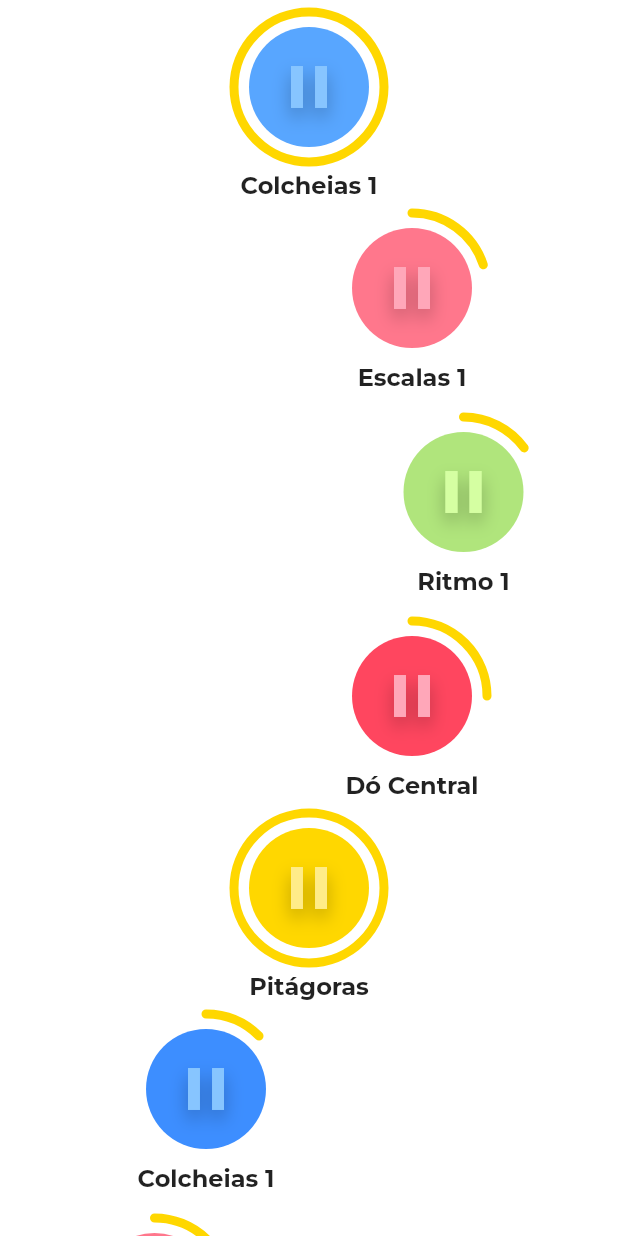
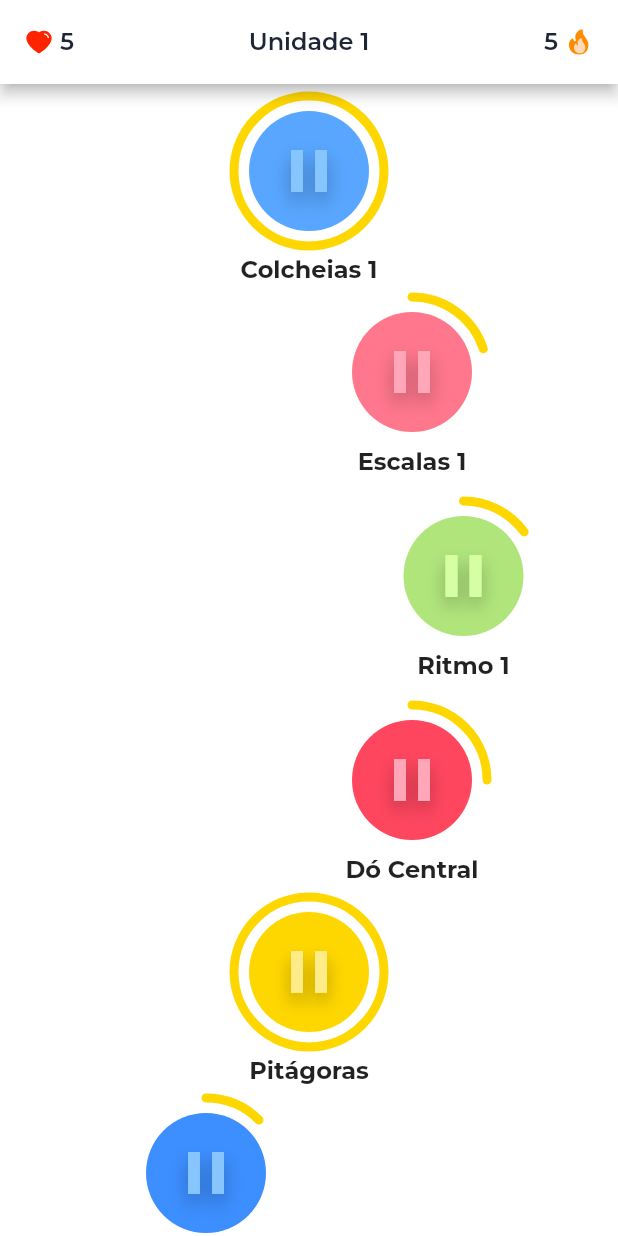
Before and after one commit to Rodrigo-Tei/fluffy-train, a Flutter app: the screen it shows after launch, on a phone screen of 412 x 824 dp. Run offline on Flutter 3.47's test engine with Material 2 defaults, Android fonts, the phone set to English and light mode, and no system bars; drawn by our look-alikes of simple_circular_progress_bar; our stand-ins replace animated_text_kit, equatable, flutter_bloc, flutter_svg, font_awesome_flutter, just_audio; project files that could hold a hidden picture were left out.

Commit message:
Add header to home page

```diff
--- a/lib/modules/home/ui/home_page.dart
+++ b/lib/modules/home/ui/home_page.dart
@@ -4,8 +4,10 @@ import 'package:fluffy_train/modules/home/bloc/home_page_event.dart';
 import 'package:fluffy_train/modules/home/bloc/home_page_state.dart';
 import 'package:fluffy_train/modules/home/ui/lesson_button.dart';
 import 'package:fluffy_train/modules/home/ui/lesson_dialog.dart';
+import 'package:fluffy_train/theme/colors.dart';
 import 'package:flutter/material.dart';
 import 'package:flutter_bloc/flutter_bloc.dart';
+import 'package:flutter_svg/flutter_svg.dart';
 
 class HomePage extends StatefulWidget {
   const HomePage({super.key});
@@ -89,12 +91,78 @@ class _HomePageState extends State<HomePage> {
     _handlePopDialog();
   }
 
+  AppBar _buildAppBar() {
+    return AppBar(
+      centerTitle: true,
+      backgroundColor: DefaultTheme.grayscale[Grayscale.white],
+      title: Row(
+        mainAxisAlignment: MainAxisAlignment.spaceBetween,
+        children: [
+          Row(
+            children: [
+              SvgPicture.asset(
+                'assets/icons/heart-colored.svg',
+                height: 20.0,
+                width: 20.0,
+                allowDrawingOutsideViewBox: true,
+              ),
+              const SizedBox(width: 4.0),
+              Text(
+                '5',
+                style: TextStyle(
+                  fontFamily: 'Montserrat',
+                  fontWeight: FontWeight.w600,
+                  fontSize: 16,
+                  color: DefaultTheme.grayscale[Grayscale.black],
+                ),
+              ),
+            ],
+          ),
+          Row(
+            children: [
+              Text(
+                'Unidade 1',
+                style: TextStyle(
+                  fontFamily: 'Montserrat',
+                  fontWeight: FontWeight.w600,
+                  fontSize: 16,
+                  color: DefaultTheme.grayscale[Grayscale.black],
+                ),
+              ),
+            ],
+          ),
+          Row(
+            children: [
+              Text(
+                '5',
+                style: TextStyle(
+                  fontFamily: 'Montserrat',
+                  fontWeight: FontWeight.w600,
+                  fontSize: 16,
+                  color: DefaultTheme.grayscale[Grayscale.black],
+                ),
+              ),
+              const SizedBox(width: 4.0),
+              SvgPicture.asset(
+                'assets/icons/fire-colored.svg',
+                height: 20.0,
+                width: 20.0,
+                allowDrawingOutsideViewBox: true,
+              ),
+            ],
+          ),
+        ],
+      ),
+    );
+  }
+
   @override
   Widget build(BuildContext context) {
     return BlocConsumer<HomePageBloc, HomePageState>(
       listener: _handleListener,
       builder: (BuildContext context, HomePageState state) {
         return Scaffold(
+          appBar: _buildAppBar(),
           body: GestureDetector(
             onTap: _handlePopDialog,
             child: Stack(
--- a/pubspec.yaml
+++ b/pubspec.yaml
@@ -41,6 +41,7 @@ dependencies:
   font_awesome_flutter: ^10.4.0
   json_annotation: ^4.8.1
   simple_circular_progress_bar: ^1.0.2
+  flutter_svg: ^2.0.7
 
 dev_dependencies:
   flutter_test:
@@ -71,6 +72,7 @@ flutter:
   assets:
     - assets/audio/
     - assets/images/
+    - assets/icons/
   fonts:
     - family: Montserrat
       fonts:
```
Also changed, not shown: assets/icons/fire-colored.svg (added), assets/icons/heart-colored.svg (added), pubspec.lock.
